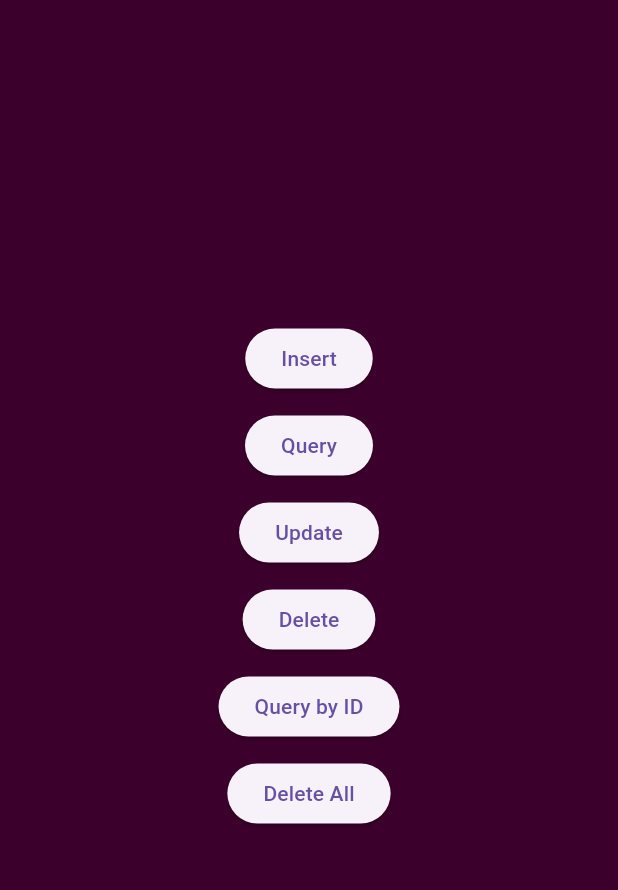
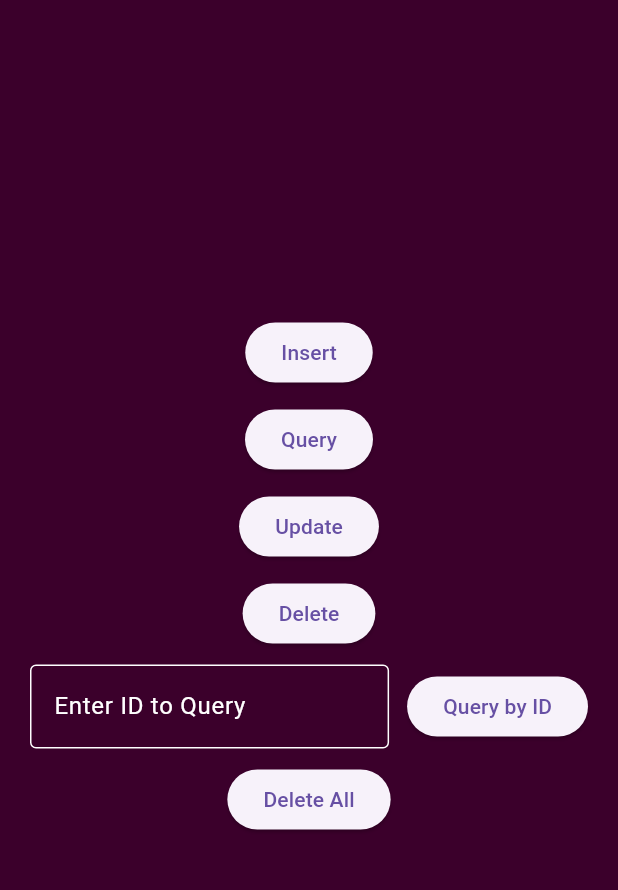
Before and after one commit to rishitaido/inclass10, a Flutter app: the screen it shows after launch, after a tap on "Query by ID", on a phone screen of 412 x 824 dp, the part 84-974 px from its top. Run offline on Flutter 3.47's test engine with Material 3 defaults, Android fonts, the phone set to English and light mode, and no system bars; our stand-ins replace sqflite; accounts and stored records are empty.

Commit message:
Added Input field for QueryByID

```diff
--- a/lib/main.dart
+++ b/lib/main.dart
@@ -27,8 +27,15 @@ class MyApp extends StatelessWidget {
   }
 }
 
-class MyHomePage extends StatelessWidget {
+class MyHomePage extends StatefulWidget {
   const MyHomePage({super.key});
+
+  @override
+  State<MyHomePage> createState() => _MyHomePageState();
+}
+
+ class _MyHomePageState extends State<MyHomePage> {
+  final TextEditingController _idController = TextEditingController();
 
   // Button Methods
   void _insert() async {
@@ -50,8 +57,8 @@ class MyHomePage extends StatelessWidget {
 
   void _update() async {
     Map<String,dynamic> row = {
-      DatabaseHelper.columnId: 4,
-      DatabaseHelper.columnName: "John",
+      DatabaseHelper.columnId: 1,
+      DatabaseHelper.columnName: "Jonny",
       DatabaseHelper.columnAge: 10,
     };
     final rowsAffected = await dbHelper.update(row);
@@ -64,12 +71,22 @@ class MyHomePage extends StatelessWidget {
     debugPrint('deleted $rowsDeleted row(s): row $id');
 
   }
-  void _queryByID() async{
-    const id = 5;
+  void _queryByID() async {
+    if (_idController.text.isEmpty) {
+      debugPrint('Please enter an ID');
+      return;
+    }
+
+    final id = int.tryParse(_idController.text);
+    if (id == null) {
+      debugPrint('Invalid ID input');
+      return;
+    }
+
     final row = await dbHelper.queryByID(id);
-    if (row != null){
+    if (row != null) {
       debugPrint('Found row: $row');
-    }else {
+    } else {
       debugPrint('No record found for ID $id');
     }
   }
@@ -111,11 +128,36 @@ class MyHomePage extends StatelessWidget {
               onPressed: _delete,
               child: const Text('Delete'),
             ),
-            const SizedBox(height: 10,),
-            ElevatedButton(
-              onPressed: _queryByID,
-              child: const Text('Query by ID')
+            const SizedBox(height: 10),
+            Padding(
+              padding: const EdgeInsets.symmetric(horizontal: 20.0),
+              child: Row(
+                children: [
+                  Expanded(
+                    child: TextField(
+                      controller: _idController,
+                      keyboardType: TextInputType.number,
+                      style: const TextStyle(color: Colors.white),
+                      decoration: const InputDecoration(
+                        labelText: 'Enter ID to Query',
+                        labelStyle: TextStyle(color: Colors.white),
+                        enabledBorder: OutlineInputBorder(
+                          borderSide: BorderSide(color: Colors.white),
+                        ),
+                        focusedBorder: OutlineInputBorder(
+                          borderSide: BorderSide(color: Colors.blueAccent),
+                        ),
+                      ),
+                    ),
+                  ),
+                  const SizedBox(width: 12),
+                  ElevatedButton(
+                    onPressed: _queryByID,
+                    child: const Text('Query by ID'),
+                  ),
+                ],
               ),
+            ),
             const SizedBox(height: 10,),
             ElevatedButton(
               onPressed: _deleteAll,
```
